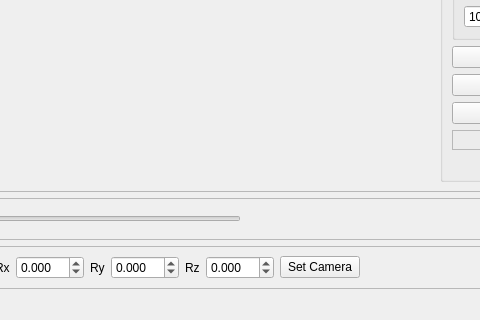
The window that Projects/multikinect/View3dWindow.ui (alvinkheng/Movie-Maker) describes before a commit, drawn with Qt 5; both pictures show x 434 to 914 and y 285 to 605 of the 1092 by 605 pixel window.
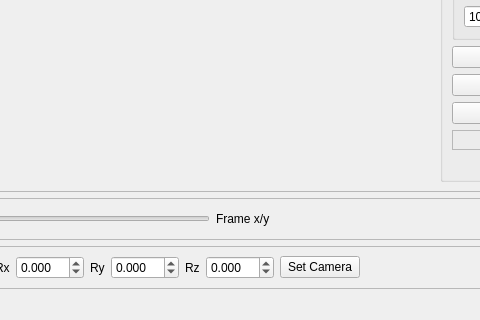
The same window after the commit. Custom widgets are drawn as their Qt base class.

Commit message: added frame counter label by slider

What changed in the file:
```diff
--- a/Projects/multikinect/View3dWindow.ui
+++ b/Projects/multikinect/View3dWindow.ui
@@ -616,6 +616,13 @@
                                     </property>
                                 </widget>
                             </item>
+                            <item>
+                                <widget class="QLabel" name="replayFrameLabel">
+                                    <property name="text">
+                                        <string>Frame x/y </string>
+                                    </property>
+                                </widget>
+                            </item>
                             <item>
                                 <spacer name="horizontalSpacer">
                                     <property name="orientation">
```
The commit also changes 6 other files.
